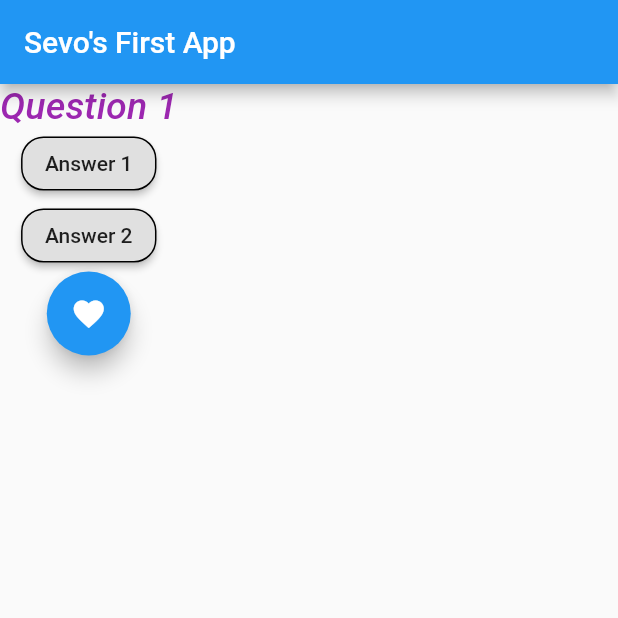
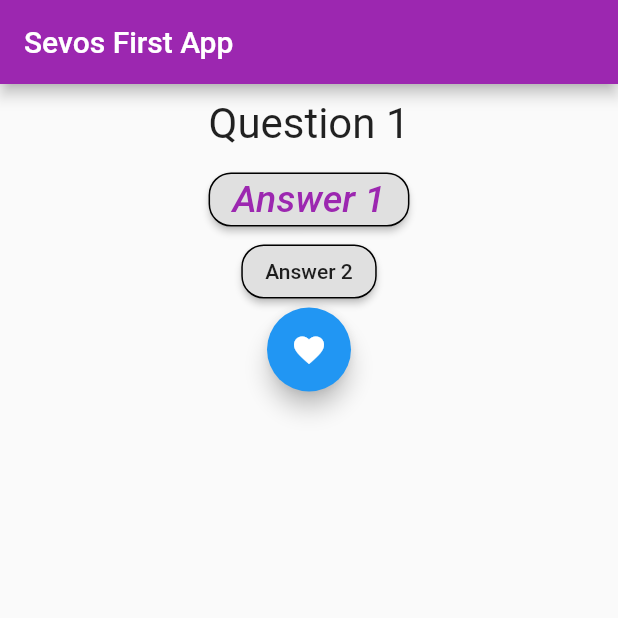
Before and after one commit to sevilayagil/FlutterApp, a Flutter app: the screen it shows after launch, after a tap on "Answer 1", on a phone screen of 412 x 824 dp, the top half of it. Run offline on Flutter 3.47's test engine with Material 2 defaults, Android fonts, the phone set to English and light mode, and no system bars; Roboto replaces fonts that are missing (Google Sans).

Commit message:
question.dart added

```diff
--- a/lib/main.dart
+++ b/lib/main.dart
@@ -1,28 +1,40 @@
 import 'package:flutter/material.dart';
+import './question.dart';
 
 void main() => runApp(MyCoolApp());
 
-class MyCoolApp extends StatelessWidget {
-  var questionIndex = 0;
-  void answerQuestions() {
-    questionIndex = questionIndex + 1;
-    print(questionIndex);
+class MyCoolApp extends StatefulWidget {
+  @override
+  _MyCoolAppState createState() => _MyCoolAppState();
+}
+
+class _MyCoolAppState extends State<MyCoolApp> {
+  var _questionIndex = 0;
+
+  void _answerQuestions() {
+    _questionIndex = _questionIndex + 1;
+    print(_questionIndex);
   }
 
   @override
   Widget build(BuildContext context) {
     var questions = ['Question 1', 'Question 2'];
-    return MaterialApp(
-      home: Scaffold(
+    var scaffold = Scaffold(
       appBar: AppBar(
+        backgroundColor: Colors.purple,
         title: Text(
-            'Sevo\'s First App',
+          'Sevo\s First App',
         ),
       ),
       body: Column(
         children: [
-            Text(
-              questions[questionIndex],
+          Question(
+            questions[_questionIndex],
+          ),
+          RaisedButton(
+            onPressed: _answerQuestions,
+            child: Text(
+              'Answer 1',
               style: TextStyle(
                   color: Colors.purple,
                   fontWeight: FontWeight.w500,
@@ -30,27 +42,24 @@ class MyCoolApp extends StatelessWidget {
                   fontStyle: FontStyle.italic,
                   fontSize: 25),
             ),
-            RaisedButton(
-              onPressed: answerQuestions,
-              child: Text(
-                'Answer 1',
-              ),
             shape: OutlineInputBorder(
                 borderRadius: BorderRadius.all(Radius.circular(15))),
           ),
           RaisedButton(
-              onPressed: answerQuestions,
+            onPressed: _answerQuestions,
             child: Text('Answer 2'),
             shape: OutlineInputBorder(
                 borderRadius: BorderRadius.all(Radius.circular(15))),
           ),
           FloatingActionButton(
-              onPressed: answerQuestions,
+            onPressed: _answerQuestions,
             child: Icon(Icons.favorite),
           )
         ],
       ),
-      ),
+    );
+    return MaterialApp(
+      home: scaffold,
     );
   }
 }
--- /dev/null
+++ b/lib/question.dart
@@ -0,0 +1,18 @@
+import 'package:flutter/material.dart';
+
+class Question extends StatelessWidget {
+  final String questionText;
+  Question(this.questionText);
+  @override
+  Widget build(BuildContext context) {
+    return Container(
+      width: double.infinity,
+      margin: EdgeInsets.all(10),
+      child: Text(
+        questionText,
+        style: TextStyle(fontSize: 28),
+        textAlign: TextAlign.center,
+      ),
+    );
+  }
+}
```
Also changed, not shown: lib/widgets/shadow.dart (deleted, +0 -19 lines). Lines whose indentation alone changed are shown as unchanged.
